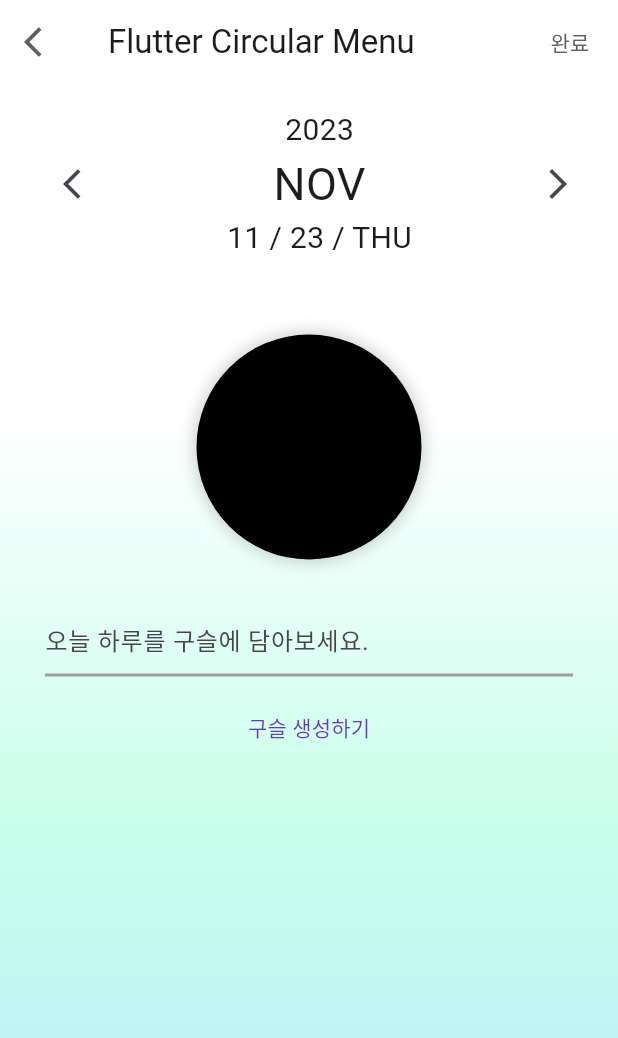
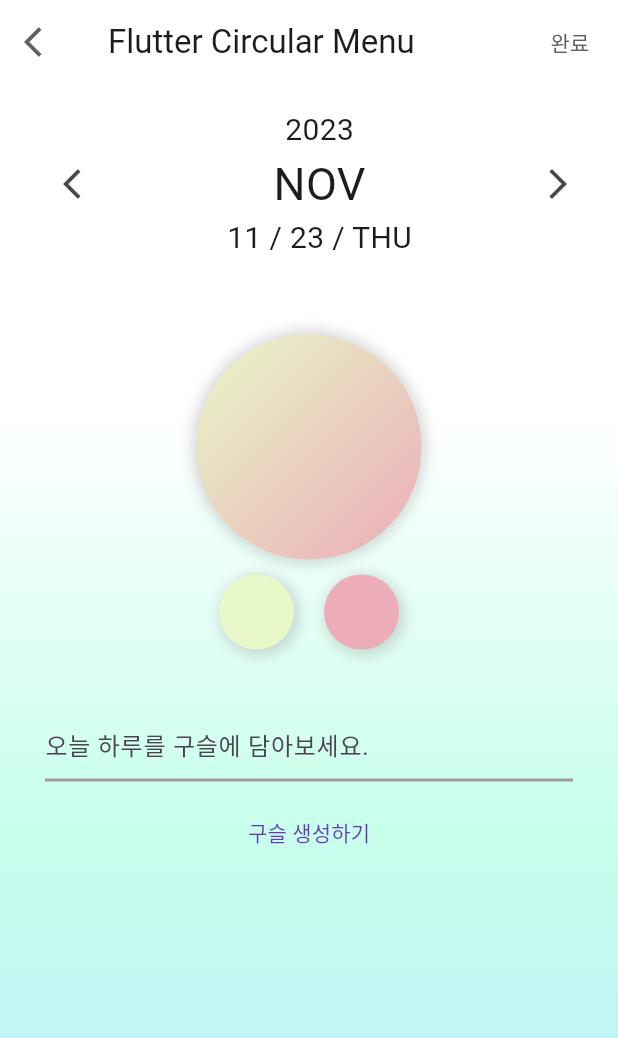
Before and after one commit to jjh946/gradient3, a Flutter app: the textApp screen opened directly, on a phone screen of 412 x 824 dp. Shown: the top 1038 px of the screen. Run offline on Flutter 3.47's test engine with Material 2 defaults, Android fonts, the phone set to English and light mode, and no system bars; missing offline and left inert: circular_menu, flex_color_picker, flutter_gradients_reborn; Roboto replaces fonts that are missing (Julius).

Commit message:
머지 전 작업

```diff
--- a/lib/input_text.dart
+++ b/lib/input_text.dart
@@ -5,7 +5,6 @@ import 'package:flutter_gradients_reborn/flutter_gradients_reborn.dart';
 import 'package:intl/intl.dart';
 import 'package:http/http.dart' as http;
 
-import 'circular_menu.dart';
 
 void main() {
   runApp(MaterialApp(home: textApp())
@@ -22,15 +21,18 @@ class textApp extends StatefulWidget {
 class _textAppState extends State<textApp> {
   final _contentEditController = TextEditingController();
   String _emotionResponse = ""; // API 응답을 저장할 변수
-  List _emotionResponseList = [];
+  List _emotionResponseList = [
+    Color(0xffE8F8C8),
+    Color(0xffECACB8),
+  ];
 
 
   final Gradient _gradient = LinearGradient(
     begin: Alignment.topLeft,
     end: Alignment.bottomRight,
     colors: [
-      // Color(0xffE8F8C8),
-      // Color(0xffECACB8),
+      Color(0xffE8F8C8),
+      Color(0xffECACB8),
     ],
   );
   var basefeelings = {
@@ -42,10 +44,8 @@ class _textAppState extends State<textApp> {
     '기대' : Color(0xfd84ffff)
   };
   List feelings = [
-    // FlutterGradients.magicLake(),
-    // FlutterGradients.flyingLemon(),
-
-
+    FlutterGradients.magicLake(),
+    FlutterGradients.flyingLemon(),
 
   ];
   var now = DateTime.now();
@@ -167,7 +167,7 @@ class _textAppState extends State<textApp> {
                           extractEmotion(prompt).then((value) {
                             setState(() {
                               _emotionResponse = value; // 상태 갱신
-                              _emotionResponseList = value.split(',').map((e) => e.trim()).toList();
+                              //_emotionResponseList = value.split(',').map((e) => e.trim()).toList();
 
 
                             });
```
Also changed, not shown: 1 other file.
